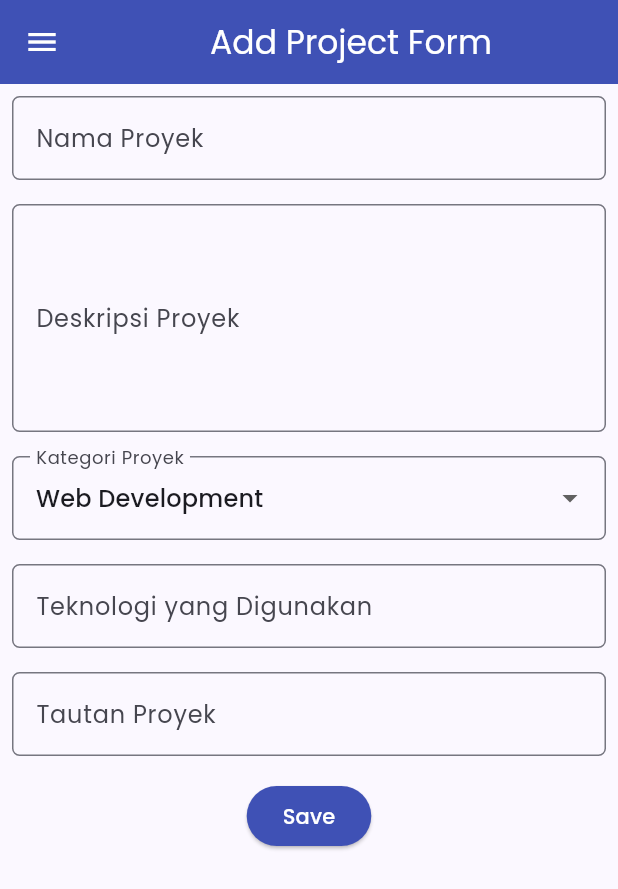
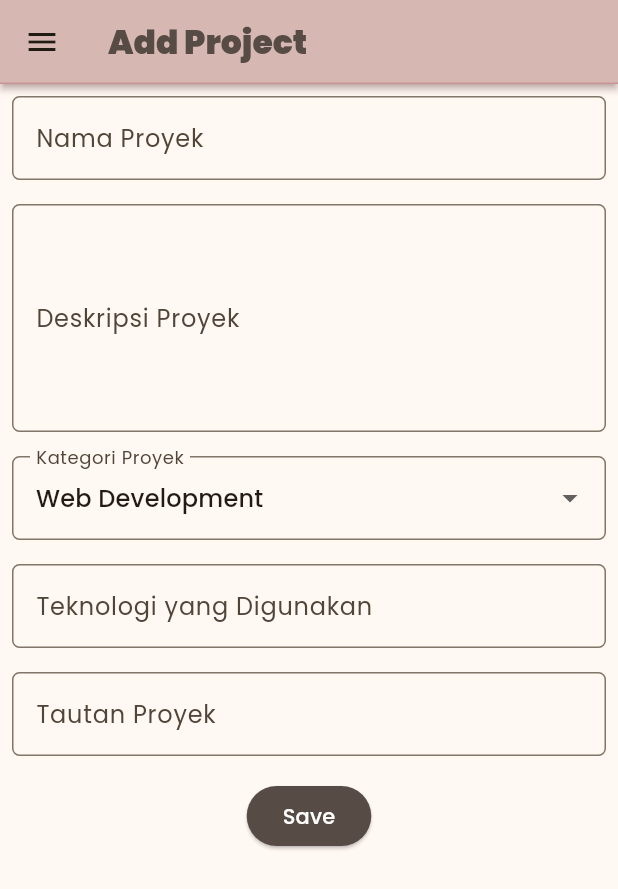
Before and after one commit to stefanigwen14/myportofolio_mobile, a Flutter app: the ProjectFormPage screen opened directly, on a phone screen of 412 x 824 dp. Shown: the top 889 px of the screen. Run offline on Flutter 3.47's test engine with Material 3 defaults, Android fonts, the phone set to English and light mode, and no system bars; our stand-ins replace google_fonts.

Commit message:
style: adjust styling for forms and drawer

```diff
--- a/lib/screens/menu.dart
+++ b/lib/screens/menu.dart
@@ -24,7 +24,6 @@ class MyHomePage extends StatelessWidget {
   Widget build(BuildContext context) {
     // Scaffold menyediakan struktur visual dasar halaman (AppBar, Body, SnackBar).
     return Scaffold(
-      backgroundColor: Color(0xFFFFF5EA),
       // AppBar menampilkan bar bagian atas halaman aplikasi.
       appBar: AppBar(
         title: const Text(
--- a/lib/screens/project_form.dart
+++ b/lib/screens/project_form.dart
@@ -29,9 +29,17 @@ class _ProjectFormPageState extends State<ProjectFormPage> {
   Widget build(BuildContext context) {
     return Scaffold(
       appBar: AppBar(
-        title: const Center(child: Text('Add Project Form')),
-        backgroundColor: Colors.indigo,
-        foregroundColor: Colors.white,
+        title: const Text(
+          'Add Project',
+          style: TextStyle(
+            color: Color(0xFF574C45),
+            fontWeight: FontWeight.w900,
+          ),
+        ),
+        backgroundColor: Theme.of(context).colorScheme.primary,
+        shape: Border(bottom: BorderSide(color: Color(0xFFC89595), width: 1)),
+        elevation: 2,
+        shadowColor: Color(0xFFC89595),
       ),
       drawer: const LeftDrawer(),
       body: Form(
@@ -162,7 +170,7 @@ class _ProjectFormPageState extends State<ProjectFormPage> {
                   child: ElevatedButton(
                     style: ButtonStyle(
                       backgroundColor:
-                          WidgetStateProperty.all(Colors.indigo),
+                          WidgetStateProperty.all(Theme.of(context).colorScheme.secondary),
                     ),
                     onPressed: () {
                       if (_formKey.currentState!.validate()) {
--- a/lib/widgets/left_drawer.dart
+++ b/lib/widgets/left_drawer.dart
@@ -12,7 +12,7 @@ class LeftDrawer extends StatelessWidget {
       child: ListView(
         children: [
           const DrawerHeader(
-            decoration: BoxDecoration(color: Colors.indigo),
+            decoration: BoxDecoration(color: Color(0xFFDDBEBE)),
             child: Column(
               crossAxisAlignment: CrossAxisAlignment.start,
               children: [
@@ -21,13 +21,13 @@ class LeftDrawer extends StatelessWidget {
                   style: TextStyle(
                     fontSize: 30,
                     fontWeight: FontWeight.bold,
-                    color: Colors.white,
+                    color: Color(0xFF574C45),
                   ),
                 ),
                 SizedBox(height: 10),
                 Text(
                   'Explore personal projects and experiences!',
-                  style: TextStyle(fontSize: 15, color: Colors.white),
+                  style: TextStyle(fontSize: 15, color: Color(0xFF574C45)),
                 ),
               ],
             ),
```
Also changed, not shown: lib/main.dart (+2 -16 lines), lib/screens/testimonial_form.dart (+14 -4 lines).
